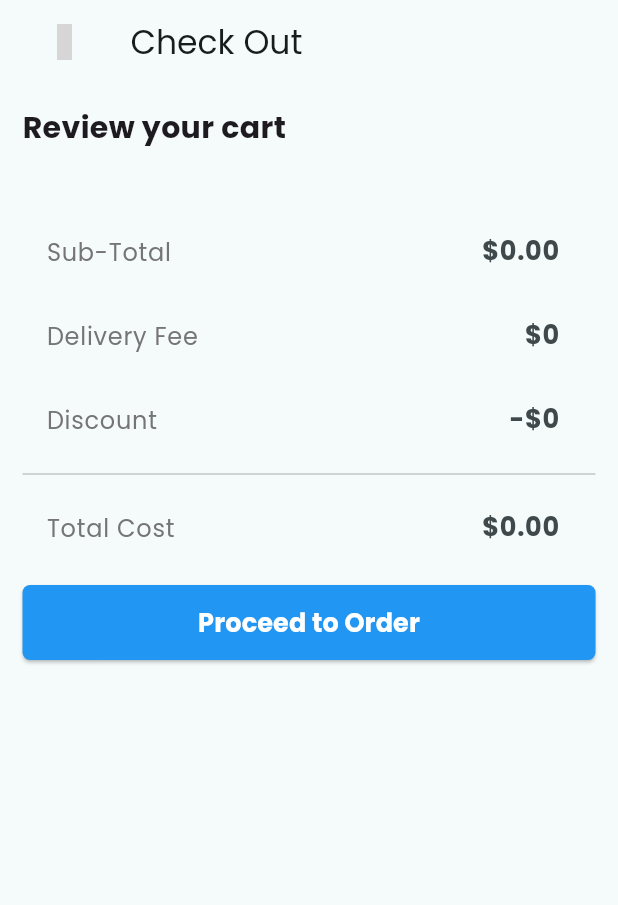
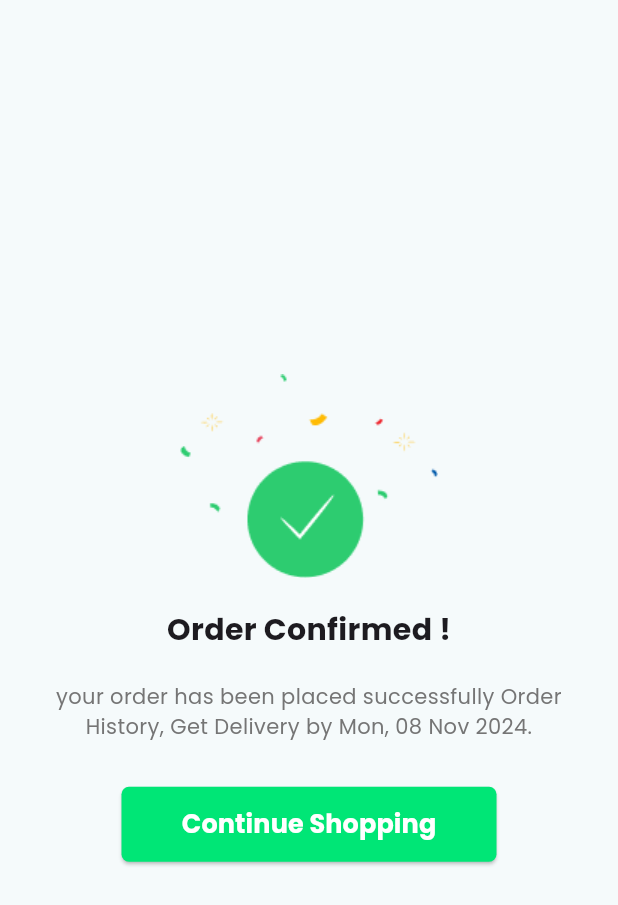
Before and after one commit to masud51435/simple_ecommerce, a Flutter app: the CheckOut screen opened by its route, after a tap on "Proceed to Order", on a phone screen of 412 x 824 dp. Shown: the top 905 px of the screen. Run offline on Flutter 3.47's test engine with Material 3 defaults, Android fonts, the phone set to English and light mode, and no system bars; our stand-ins replace cached_network_image, fluttertoast, get, google_fonts, hive, hive_flutter and 2 more; accounts and stored records are empty; network calls fail; grey boxes are pictures that could not be loaded.

Commit message:
added order confirm

```diff
--- a/lib/core/app_routes.dart
+++ b/lib/core/app_routes.dart
@@ -1,4 +1,5 @@
 import 'package:get/get.dart';
+import 'package:simple_ecommerce/order_confirm/order_confirm.dart';
 import 'package:simple_ecommerce/screens/cart/cart_screen.dart';
 import 'package:simple_ecommerce/screens/checkout/check_out.dart';
 
@@ -10,6 +11,7 @@ class AppRoutes {
   static String LOGIN = '/login';
   static String MyCART = '/myCart';
   static String CHECKOUT = '/checkout';
+  static String ORDERCONFIRM = '/orderConfirm';
 
   static List<GetPage> routes = [
     GetPage(
@@ -19,13 +21,17 @@ class AppRoutes {
 
     GetPage(
       name: MyCART,
-      page: () => CartScreen(),
+      page: () => const CartScreen(),
       transition: Transition.rightToLeft,
     ),
     GetPage(
       name: CHECKOUT,
-      page: () => CheckOut(),
+      page: () => const CheckOut(),
       transition: Transition.rightToLeft,
+    ),
+    GetPage(
+      name: ORDERCONFIRM,
+      page: () => const OrderConfirm(),
     ),
     //  GetPage(
     //   name: SIGNUP,
--- /dev/null
+++ b/lib/order_confirm/order_confirm.dart
@@ -0,0 +1,61 @@
+import 'package:flutter/material.dart';
+import 'package:get/get.dart';
+
+class OrderConfirm extends StatelessWidget {
+  const OrderConfirm({super.key});
+
+  @override
+  Widget build(BuildContext context) {
+    return Scaffold(
+      body: Padding(
+        padding: const EdgeInsets.all(20.0),
+        child: Column(
+          mainAxisAlignment: MainAxisAlignment.center,
+          crossAxisAlignment: CrossAxisAlignment.center,
+          children: [
+            const Image(
+              image: AssetImage('assets/images/confirm.png'),
+            ),
+            const SizedBox(height: 20),
+            const Text(
+              'Order Confirmed !',
+              style: TextStyle(
+                fontWeight: FontWeight.bold,
+                fontSize: 20,
+              ),
+            ),
+            const SizedBox(height: 20),
+            Text(
+              'your order has been placed successfully Order History, Get Delivery by Mon, 08 Nov 2024. ',
+              textAlign: TextAlign.center,
+              style: TextStyle(
+                color: Colors.grey.shade600,
+              ),
+            ),
+            const SizedBox(height: 30),
+            ElevatedButton(
+              onPressed: () {
+                Get.offAllNamed('/homePage');
+              },
+              style: ElevatedButton.styleFrom(
+                backgroundColor: Colors.greenAccent.shade400,
+                fixedSize: const Size(250, 50),
+                shape: RoundedRectangleBorder(
+                  borderRadius: BorderRadius.circular(5),
+                ),
+              ),
+              child: const Text(
+                'Continue Shopping',
+                style: TextStyle(
+                  fontWeight: FontWeight.bold,
+                  fontSize: 17,
+                  color: Colors.white,
+                ),
+              ),
+            ),
+          ],
+        ),
+      ),
+    );
+  }
+}
--- a/lib/screens/checkout/check_out.dart
+++ b/lib/screens/checkout/check_out.dart
@@ -113,7 +113,9 @@ class CheckOut extends StatelessWidget {
                 ),
                 const SizedBox(height: 10),
                 ElevatedButton(
-                  onPressed: () {},
+                  onPressed: () {
+                    Get.toNamed('/orderConfirm');
+                  },
                   style: ElevatedButton.styleFrom(
                     backgroundColor: Colors.blue,
                     fixedSize: Size(Get.width, 50),
--- a/pubspec.yaml
+++ b/pubspec.yaml
@@ -74,9 +74,8 @@ flutter:
   uses-material-design: true
 
   # To add assets to your application, add an assets section, like this:
-  # assets:
-  #   - images/a_dot_burr.jpeg
-  #   - images/a_dot_ham.jpeg
+  assets:
+    - assets/images/
 
   # An image asset can refer to one or more resolution-specific "variants", see
   # https://flutter.dev/to/resolution-aware-images
```
Also changed, not shown: assets/images/confirm.png (added).
